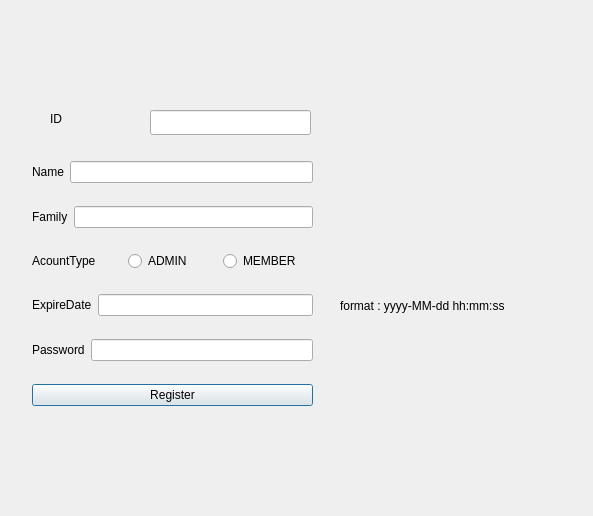
Nilsae/LibraryManagementSystem, file Login/window_registernewaccount.ui: the form before one commit.
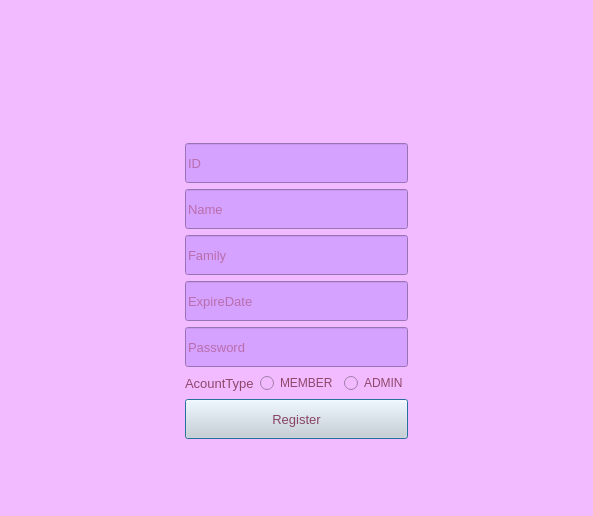
The form after the commit. Icons and pictures are not drawn.

What changed in the file:
```diff
--- a/Login/window_registernewaccount.ui
+++ b/Login/window_registernewaccount.ui
@@ -13,147 +13,263 @@
   <property name="windowTitle">
    <string>Dialog</string>
   </property>
-  <widget class="QWidget" name="layoutWidget">
-   <property name="geometry">
-    <rect>
-     <x>32</x>
-     <y>144</y>
-     <width>281</width>
-     <height>281</height>
-    </rect>
-   </property>
-   <layout class="QVBoxLayout" name="verticalLayout">
+  <property name="styleSheet">
+   <string notr="true">background-color: rgb(242, 187, 255);</string>
+  </property>
+  <layout class="QVBoxLayout" name="verticalLayout_2">
     <item>
-     <layout class="QHBoxLayout" name="horizontalLayout">
-      <item>
-       <widget class="QLabel" name="label_Name">
+    <layout class="QGridLayout" name="gridLayout">
+     <item row="0" column="1">
+      <widget class="QLabel" name="label">
         <property name="text">
-         <string>Name</string>
+        <string/>
         </property>
        </widget>
       </item>
-      <item>
+     <item row="2" column="1">
+      <widget class="QLineEdit" name="lineEdit_ID">
+       <property name="maximumSize">
+        <size>
+         <width>230</width>
+         <height>40</height>
+        </size>
+       </property>
+       <property name="font">
+        <font>
+         <family>Microsoft Sans Serif</family>
+         <pointsize>10</pointsize>
+        </font>
+       </property>
+       <property name="styleSheet">
+        <string notr="true">background-color: rgb(213, 162, 255);
+color: rgb(158, 55, 91);</string>
+       </property>
+       <property name="placeholderText">
+        <string>ID</string>
+       </property>
+      </widget>
+     </item>
+     <item row="5" column="2">
+      <spacer name="horizontalSpacer">
+       <property name="orientation">
+        <enum>Qt::Horizontal</enum>
+       </property>
+       <property name="sizeHint" stdset="0">
+        <size>
+         <width>40</width>
+         <height>20</height>
+        </size>
+       </property>
+      </spacer>
+     </item>
+     <item row="4" column="1">
+      <widget class="QLineEdit" name="lineEdit_Family">
+       <property name="maximumSize">
+        <size>
+         <width>230</width>
+         <height>40</height>
+        </size>
+       </property>
+       <property name="font">
+        <font>
+         <family>Microsoft Sans Serif</family>
+         <pointsize>10</pointsize>
+        </font>
+       </property>
+       <property name="styleSheet">
+        <string notr="true">background-color: rgb(213, 162, 255);
+color: rgb(158, 55, 91);</string>
+       </property>
+       <property name="placeholderText">
+        <string>Family</string>
+       </property>
+      </widget>
+     </item>
+     <item row="6" column="1">
+      <widget class="QLineEdit" name="lineEdit_Password">
+       <property name="maximumSize">
+        <size>
+         <width>230</width>
+         <height>40</height>
+        </size>
+       </property>
+       <property name="font">
+        <font>
+         <family>Microsoft Sans Serif</family>
+         <pointsize>10</pointsize>
+        </font>
+       </property>
+       <property name="styleSheet">
+        <string notr="true">background-color: rgb(213, 162, 255);
+color: rgb(158, 55, 91);</string>
+       </property>
+       <property name="placeholderText">
+        <string>Password</string>
+       </property>
+      </widget>
+     </item>
+     <item row="3" column="1">
        <widget class="QLineEdit" name="lineEdit_Name">
         <property name="enabled">
          <bool>true</bool>
         </property>
-       </widget>
-      </item>
-     </layout>
-    </item>
-    <item>
-     <layout class="QHBoxLayout" name="horizontalLayout_2">
-      <item>
-       <widget class="QLabel" name="label_Family">
+       <property name="maximumSize">
+        <size>
+         <width>230</width>
+         <height>40</height>
+        </size>
+       </property>
+       <property name="font">
+        <font>
+         <family>Microsoft Sans Serif</family>
+         <pointsize>10</pointsize>
+        </font>
+       </property>
+       <property name="styleSheet">
+        <string notr="true">background-color: rgb(213, 162, 255);
+color: rgb(158, 55, 91);</string>
+       </property>
+       <property name="placeholderText">
+        <string>Name</string>
+       </property>
+      </widget>
+     </item>
+     <item row="8" column="1">
+      <widget class="QPushButton" name="pushButton_Register">
+       <property name="maximumSize">
+        <size>
+         <width>230</width>
+         <height>40</height>
+        </size>
+       </property>
+       <property name="font">
+        <font>
+         <family>Microsoft Sans Serif</family>
+         <pointsize>10</pointsize>
+        </font>
+       </property>
+       <property name="styleSheet">
+        <string notr="true">background-color: rgb(216, 216, 216);
+color: rgb(136, 67, 102);</string>
+       </property>
         <property name="text">
-         <string>Family</string>
+        <string>Register</string>
+       </property>
+       <property name="icon">
+        <iconset resource="image.qrc">
+         <normaloff>:/img/img/Addicon.png</normaloff>:/img/img/Addicon.png</iconset>
         </property>
        </widget>
       </item>
-      <item>
-       <widget class="QLineEdit" name="lineEdit_Family"/>
-      </item>
-     </layout>
-    </item>
-    <item>
-     <layout class="QHBoxLayout" name="horizontalLayout_3">
+     <item row="7" column="1">
+      <layout class="QHBoxLayout" name="horizontalLayout">
       <item>
        <widget class="QLabel" name="label_AccountType">
+         <property name="font">
+          <font>
+           <family>Microsoft Sans Serif</family>
+           <pointsize>10</pointsize>
+          </font>
+         </property>
+         <property name="styleSheet">
+          <string notr="true">color: rgb(143, 71, 107);</string>
+         </property>
         <property name="text">
          <string>AcountType</string>
         </property>
        </widget>
       </item>
-      <item>
-       <widget class="QRadioButton" name="radioButton_Admin">
-        <property name="text">
-         <string>ADMIN</string>
-        </property>
-       </widget>
-      </item>
       <item>
        <widget class="QRadioButton" name="radioButton_Member">
+         <property name="font">
+          <font>
+           <family>Microsoft Sans Serif</family>
+          </font>
+         </property>
+         <property name="styleSheet">
+          <string notr="true">color: rgb(143, 71, 107);</string>
+         </property>
         <property name="text">
          <string>MEMBER</string>
         </property>
        </widget>
       </item>
-     </layout>
-    </item>
     <item>
-     <layout class="QHBoxLayout" name="horizontalLayout_4">
-      <item>
-       <widget class="QLabel" name="label_ExpireDate">
-        <property name="text">
-         <string>ExpireDate</string>
-        </property>
-       </widget>
-      </item>
-      <item>
-       <widget class="QLineEdit" name="lineEdit_ExpireDate"/>
-      </item>
-     </layout>
-    </item>
-    <item>
-     <layout class="QHBoxLayout" name="horizontalLayout_5">
-      <item>
-       <widget class="QLabel" name="label_Password">
-        <property name="text">
-         <string>Password</string>
-        </property>
-       </widget>
-      </item>
-      <item>
-       <widget class="QLineEdit" name="lineEdit_Password"/>
-      </item>
-     </layout>
-    </item>
-    <item>
-     <widget class="QPushButton" name="pushButton_Register">
+        <widget class="QRadioButton" name="radioButton_Admin">
+         <property name="font">
+          <font>
+           <family>Microsoft Sans Serif</family>
+          </font>
+         </property>
+         <property name="styleSheet">
+          <string notr="true">color: rgb(143, 71, 107);</string>
+         </property>
       <property name="text">
-       <string>Register</string>
+          <string>ADMIN</string>
       </property>
      </widget>
     </item>
    </layout>
-  </widget>
-  <widget class="QLabel" name="label">
-   <property name="geometry">
-    <rect>
-     <x>340</x>
-     <y>290</y>
-     <width>241</width>
-     <height>31</height>
-    </rect>
-   </property>
-   <property name="text">
-    <string>format : yyyy-MM-dd hh:mm:ss</string>
-   </property>
-  </widget>
+     </item>
+     <item row="9" column="1">
   <widget class="QLabel" name="label_2">
-   <property name="geometry">
-    <rect>
-     <x>50</x>
-     <y>110</y>
-     <width>67</width>
-     <height>17</height>
-    </rect>
-   </property>
    <property name="text">
-    <string>ID</string>
-   </property>
-  </widget>
-  <widget class="QLineEdit" name="lineEdit_ID">
-   <property name="geometry">
-    <rect>
-     <x>150</x>
-     <y>110</y>
-     <width>161</width>
-     <height>25</height>
-    </rect>
-   </property>
-  </widget>
- </widget>
- <resources/>
+        <string/>
+       </property>
+      </widget>
+     </item>
+     <item row="5" column="1">
+      <widget class="QLineEdit" name="lineEdit_ExpireDate">
+       <property name="maximumSize">
+        <size>
+         <width>230</width>
+         <height>40</height>
+        </size>
+       </property>
+       <property name="font">
+        <font>
+         <family>Microsoft Sans Serif</family>
+         <pointsize>10</pointsize>
+        </font>
+       </property>
+       <property name="styleSheet">
+        <string notr="true">background-color: rgb(213, 162, 255);
+color: rgb(158, 55, 91);</string>
+       </property>
+       <property name="placeholderText">
+        <string>ExpireDate</string>
+       </property>
+      </widget>
+     </item>
+     <item row="5" column="0">
+      <spacer name="horizontalSpacer_2">
+       <property name="orientation">
+        <enum>Qt::Horizontal</enum>
+       </property>
+       <property name="sizeHint" stdset="0">
+        <size>
+         <width>40</width>
+         <height>20</height>
+        </size>
+       </property>
+      </spacer>
+     </item>
+     <item row="1" column="1">
+      <widget class="QLabel" name="label_3">
+       <property name="text">
+        <string/>
+       </property>
+       <property name="pixmap">
+        <pixmap resource="image.qrc">:/img/img/newmember.png</pixmap>
+       </property>
+      </widget>
+     </item>
+    </layout>
+   </item>
+  </layout>
+ </widget>
+ <resources>
+  <include location="image.qrc"/>
+ </resources>
  <connections/>
 </ui>
```
Lines whose indentation alone changed are shown as unchanged.
